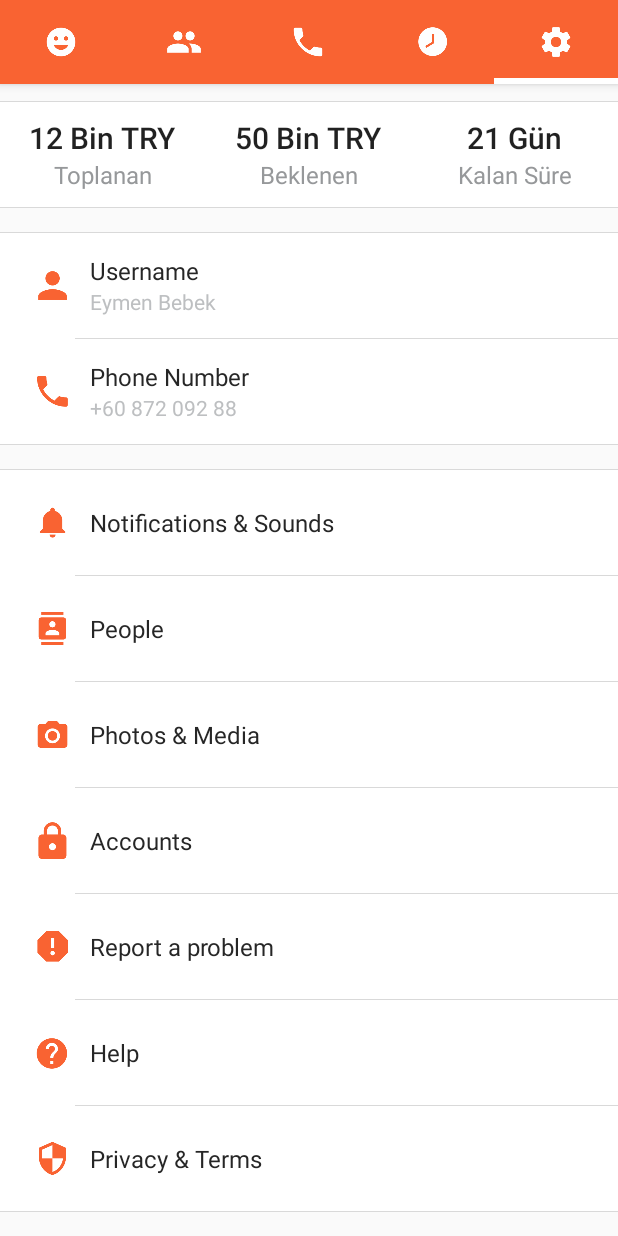
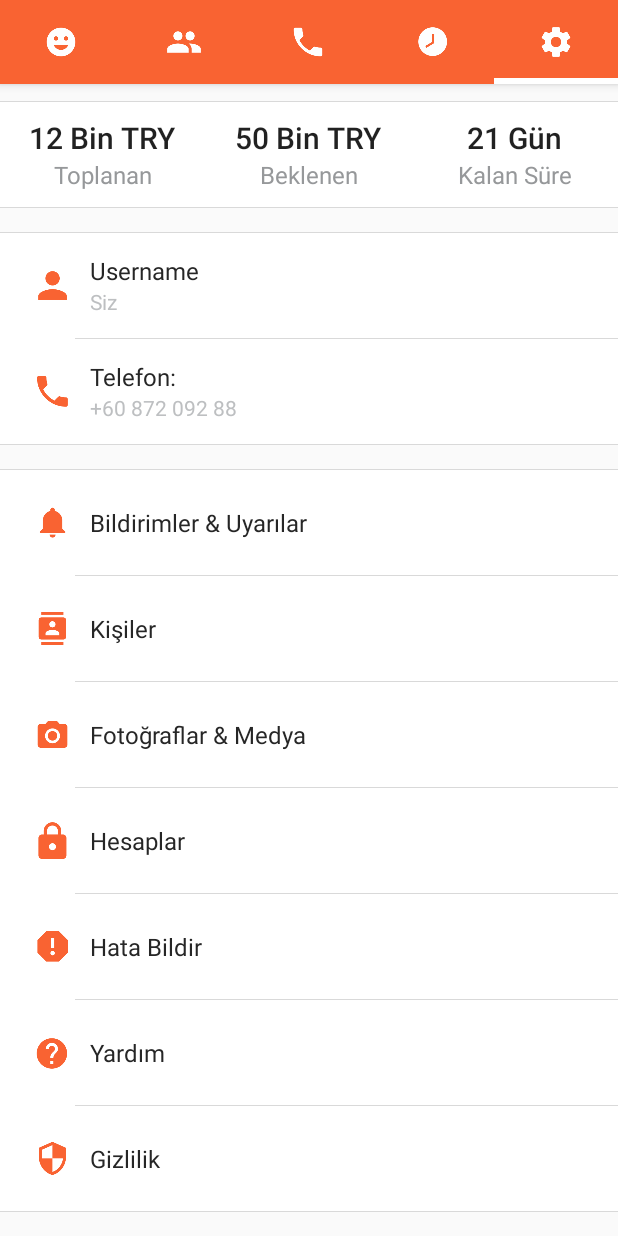
Before and after one commit to berkaybasoz/cankurtaran, an Android app: the screen it shows after launch (ActivityMain), tab 5 chosen, scrolled down 236 dp, on a phone screen of 412 x 824 dp. Run offline under Robolectric (Android 15) with nearby library versions, the phone set to English and light mode, and no system bars; our stand-ins replace Picasso; libraries missing offline, so code that uses them is left out: com.balysv.materialripple; plain views replace MaterialRippleLayout.

Commit message:
Settings aktivitesi düzenlendi.

```diff
--- a/app/src/main/res/layout/page_fragment_setting.xml
+++ b/app/src/main/res/layout/page_fragment_setting.xml
@@ -69,7 +69,7 @@
                         <TextView
                             android:layout_width="match_parent"
                             android:layout_height="wrap_content"
-                            android:text="Eymen Bebek"
+                            android:text="Siz"
                             android:textAppearance="@style/TextAppearance.AppCompat.Body1"
                             android:textColor="@color/grey_medium" />
                     </LinearLayout>
@@ -115,7 +115,7 @@
                         <TextView
                             android:layout_width="match_parent"
                             android:layout_height="wrap_content"
-                            android:text="Phone Number"
+                            android:text="Telefon:"
                             android:textAppearance="@style/TextAppearance.AppCompat.Subhead"
                             android:textColor="@color/grey_dark" />
 
@@ -177,7 +177,7 @@
                     <TextView
                         android:layout_width="match_parent"
                         android:layout_height="wrap_content"
-                        android:text="Notifications &amp; Sounds "
+                        android:text="Bildirimler &amp; Uyarılar"
                         android:textAppearance="@style/TextAppearance.AppCompat.Subhead"
                         android:textColor="@color/grey_dark" />
 
@@ -214,7 +214,7 @@
                     <TextView
                         android:layout_width="match_parent"
                         android:layout_height="wrap_content"
-                        android:text="People"
+                        android:text="Kişiler"
                         android:textAppearance="@style/TextAppearance.AppCompat.Subhead"
                         android:textColor="@color/grey_dark" />
 
@@ -251,7 +251,7 @@
                     <TextView
                         android:layout_width="match_parent"
                         android:layout_height="wrap_content"
-                        android:text="Photos &amp; Media"
+                        android:text="Fotoğraflar &amp; Medya"
                         android:textAppearance="@style/TextAppearance.AppCompat.Subhead"
                         android:textColor="@color/grey_dark" />
 
@@ -288,7 +288,7 @@
                     <TextView
                         android:layout_width="match_parent"
                         android:layout_height="wrap_content"
-                        android:text="Accounts"
+                        android:text="Hesaplar"
                         android:textAppearance="@style/TextAppearance.AppCompat.Subhead"
                         android:textColor="@color/grey_dark" />
 
@@ -325,7 +325,7 @@
                     <TextView
                         android:layout_width="match_parent"
                         android:layout_height="wrap_content"
-                        android:text="Report a problem"
+                        android:text="Hata Bildir"
                         android:textAppearance="@style/TextAppearance.AppCompat.Subhead"
                         android:textColor="@color/grey_dark" />
 
@@ -362,7 +362,7 @@
                     <TextView
                         android:layout_width="match_parent"
                         android:layout_height="wrap_content"
-                        android:text="Help"
+                        android:text="Yardım"
                         android:textAppearance="@style/TextAppearance.AppCompat.Subhead"
                         android:textColor="@color/grey_dark" />
 
@@ -399,7 +399,7 @@
                     <TextView
                         android:layout_width="match_parent"
                         android:layout_height="wrap_content"
-                        android:text="Privacy &amp; Terms"
+                        android:text="Gizlilik"
                         android:textAppearance="@style/TextAppearance.AppCompat.Subhead"
                         android:textColor="@color/grey_dark" />
 
```
